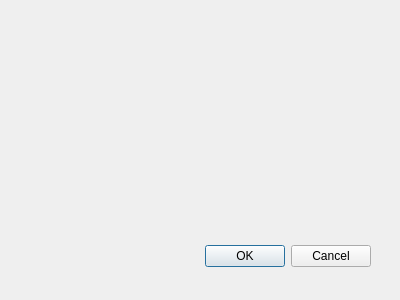
Old version of the form options/options_dialog.ui in the repository StevePirateX/qgis-vatsim-online.
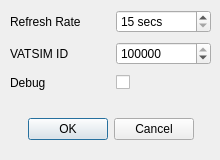
New version of the form.

Commit message: Added options to options dialog

```diff
--- a/options/options_dialog.ui
+++ b/options/options_dialog.ui
@@ -6,28 +6,187 @@
    <rect>
     <x>0</x>
     <y>0</y>
-    <width>400</width>
-    <height>300</height>
+    <width>220</width>
+    <height>160</height>
    </rect>
   </property>
+  <property name="sizePolicy">
+   <sizepolicy hsizetype="Minimum" vsizetype="Minimum">
+    <horstretch>0</horstretch>
+    <verstretch>0</verstretch>
+   </sizepolicy>
+  </property>
+  <property name="maximumSize">
+   <size>
+    <width>400</width>
+    <height>400</height>
+   </size>
+  </property>
   <property name="windowTitle">
    <string>VATSIM Online Options</string>
   </property>
-  <widget class="QDialogButtonBox" name="buttonBox">
+  <property name="sizeGripEnabled">
+   <bool>false</bool>
+  </property>
+  <property name="modal">
+   <bool>false</bool>
+  </property>
+  <widget class="QWidget" name="gridLayoutWidget">
    <property name="geometry">
     <rect>
-     <x>30</x>
-     <y>240</y>
-     <width>341</width>
-     <height>32</height>
+     <x>10</x>
+     <y>10</y>
+     <width>201</width>
+     <height>153</height>
     </rect>
    </property>
-   <property name="orientation">
-    <enum>Qt::Horizontal</enum>
-   </property>
-   <property name="standardButtons">
-    <set>QDialogButtonBox::Cancel|QDialogButtonBox::Ok</set>
-   </property>
+   <layout class="QGridLayout" name="gridLayout">
+    <property name="sizeConstraint">
+     <enum>QLayout::SetDefaultConstraint</enum>
+    </property>
+    <property name="spacing">
+     <number>6</number>
+    </property>
+    <item row="0" column="0">
+     <widget class="QLabel" name="lblRefreshRate">
+      <property name="sizePolicy">
+       <sizepolicy hsizetype="Minimum" vsizetype="Minimum">
+        <horstretch>0</horstretch>
+        <verstretch>0</verstretch>
+       </sizepolicy>
+      </property>
+      <property name="maximumSize">
+       <size>
+        <width>100</width>
+        <height>16777215</height>
+       </size>
+      </property>
+      <property name="text">
+       <string>Refresh Rate</string>
+      </property>
+     </widget>
+    </item>
+    <item row="0" column="1">
+     <widget class="QSpinBox" name="spnRefreshRate">
+      <property name="suffix">
+       <string> secs</string>
+      </property>
+      <property name="minimum">
+       <number>15</number>
+      </property>
+      <property name="maximum">
+       <number>600</number>
+      </property>
+     </widget>
+    </item>
+    <item row="2" column="1">
+     <widget class="QCheckBox" name="chkDebug">
+      <property name="text">
+       <string/>
+      </property>
+     </widget>
+    </item>
+    <item row="2" column="0">
+     <widget class="QLabel" name="lblDebug">
+      <property name="sizePolicy">
+       <sizepolicy hsizetype="Minimum" vsizetype="Minimum">
+        <horstretch>0</horstretch>
+        <verstretch>0</verstretch>
+       </sizepolicy>
+      </property>
+      <property name="maximumSize">
+       <size>
+        <width>100</width>
+        <height>30</height>
+       </size>
+      </property>
+      <property name="text">
+       <string>Debug</string>
+      </property>
+     </widget>
+    </item>
+    <item row="1" column="0">
+     <widget class="QLabel" name="label">
+      <property name="sizePolicy">
+       <sizepolicy hsizetype="Minimum" vsizetype="Minimum">
+        <horstretch>0</horstretch>
+        <verstretch>0</verstretch>
+       </sizepolicy>
+      </property>
+      <property name="minimumSize">
+       <size>
+        <width>100</width>
+        <height>30</height>
+       </size>
+      </property>
+      <property name="maximumSize">
+       <size>
+        <width>100</width>
+        <height>30</height>
+       </size>
+      </property>
+      <property name="text">
+       <string>VATSIM ID</string>
+      </property>
+     </widget>
+    </item>
+    <item row="1" column="1">
+     <widget class="QSpinBox" name="spnVatsimId">
+      <property name="toolTip">
+       <string>VATSIM ID to hide</string>
+      </property>
+      <property name="whatsThis">
+       <string>&lt;html&gt;&lt;head/&gt;&lt;body&gt;&lt;p&gt;This allows you to specify a VATSIM ID to hide from the map.&lt;/p&gt;&lt;p&gt;This can be used if you are receiving your aircraft data from another source.&lt;/p&gt;&lt;/body&gt;&lt;/html&gt;</string>
+      </property>
+      <property name="accelerated">
+       <bool>true</bool>
+      </property>
+      <property name="showGroupSeparator" stdset="0">
+       <bool>false</bool>
+      </property>
+      <property name="minimum">
+       <number>80000</number>
+      </property>
+      <property name="maximum">
+       <number>10000000</number>
+      </property>
+      <property name="value">
+       <number>1000000</number>
+      </property>
+     </widget>
+    </item>
+    <item row="4" column="0" colspan="2">
+     <widget class="QDialogButtonBox" name="buttonBox">
+      <property name="enabled">
+       <bool>true</bool>
+      </property>
+      <property name="sizePolicy">
+       <sizepolicy hsizetype="Expanding" vsizetype="MinimumExpanding">
+        <horstretch>0</horstretch>
+        <verstretch>0</verstretch>
+       </sizepolicy>
+      </property>
+      <property name="minimumSize">
+       <size>
+        <width>0</width>
+        <height>0</height>
+       </size>
+      </property>
+      <property name="layoutDirection">
+       <enum>Qt::LeftToRight</enum>
+      </property>
+      <property name="orientation">
+       <enum>Qt::Horizontal</enum>
+      </property>
+      <property name="standardButtons">
+       <set>QDialogButtonBox::Cancel|QDialogButtonBox::Ok</set>
+      </property>
+      <property name="centerButtons">
+       <bool>true</bool>
+      </property>
+     </widget>
+    </item>
+   </layout>
   </widget>
  </widget>
  <resources/>
```
The commit also changes 1 other file.
